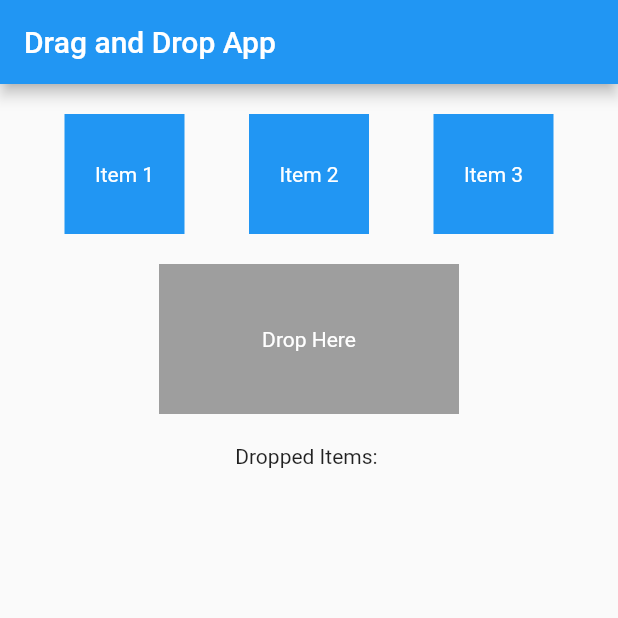
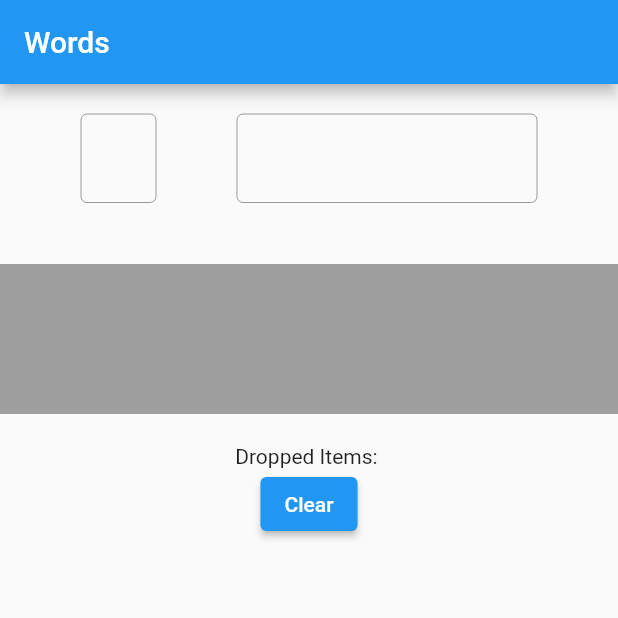
Before and after one commit to qdongatuw/words, a Flutter app: the screen it shows after launch, on a phone screen of 412 x 824 dp, the top half of it. Run offline on Flutter 3.47's test engine with Material 2 defaults, Android fonts, the phone set to English and light mode, and no system bars.

Commit message:
Update main.dart

```diff
--- a/words/lib/main.dart
+++ b/words/lib/main.dart
@@ -13,6 +13,7 @@ class MyApp extends StatelessWidget {
   }
 }
 
+
 class DragAndDropApp extends StatefulWidget {
   @override
   _DragAndDropAppState createState() => _DragAndDropAppState();
@@ -21,61 +22,73 @@ class DragAndDropApp extends StatefulWidget {
 class _DragAndDropAppState extends State<DragAndDropApp> {
   List<String> draggableItems = ['Item 1', 'Item 2', 'Item 3'];
   List<String> droppedItems = [];
+  List<Widget> rowWidgt = [];
+
+  Container _newEntry(int length, bool editable) {
+    return Container(
+      width: length > 1? 200:50,
+      height: 80,
+      decoration: BoxDecoration(borderRadius: BorderRadius.circular(10)),
+      child: TextField(
+            enabled: editable,
+            maxLength: length,
+            decoration: const InputDecoration(
+              border: OutlineInputBorder(),
+              //hintText: '',
+            )),) ;
+  }
+
+  Container _shadow(int length, bool editable){
+    return Container(
+      width: length > 1? 200:50,
+      height: 80,
+      decoration: BoxDecoration(borderRadius: BorderRadius.circular(10), border: Border.all(style: BorderStyle.solid)),
+      child: const Center(child: Text('')),
+    );
+  }
 
   @override
   Widget build(BuildContext context) {
     return Scaffold(
       appBar: AppBar(
-        title: Text('Drag and Drop App'),
+        title: Text('Words'),
       ),
       body: Column(
         children: [
           SizedBox(height: 20),
           Row(
             mainAxisAlignment: MainAxisAlignment.spaceEvenly,
-            children: draggableItems.map((item) {
-              return Draggable<String>(
-                data: item,
-                child: Container(
-                  width: 80,
-                  height: 80,
-                  color: Colors.blue,
-                  child: Center(child: Text(item, style: TextStyle(color: Colors.white))),
-                ),
-                feedback: Material(
-                  child: Container(
-                    width: 80,
-                    height: 80,
-                    color: Colors.blue.withOpacity(0.7),
-                    child: Center(child: Text(item, style: TextStyle(color: Colors.white))),
-                  ),
-                ),
-              );
-            }).toList(),
+            children: [
+              Draggable<Widget>(data: _newEntry(1, true), feedback: _shadow(1, false), child: _newEntry(1, false)),
+              Draggable<Widget>(data: _newEntry(10, true), feedback: _shadow(10, false), child: _newEntry(10, false)),
+
+            ],
           ),
           SizedBox(height: 20),
-          DragTarget<String>(
+          DragTarget<Widget>(
             builder: (context, candidateData, rejectedData) {
               return Container(
-                width: 200,
+                // width: 200,
                 height: 100,
                 color: Colors.grey,
-                child: Center(
-                  child: Text(
-                    droppedItems.isNotEmpty ? droppedItems.last : 'Drop Here',
-                    style: TextStyle(color: Colors.white),
-                  ),
+                child: Row(
+                  children: rowWidgt,
                 ),
               );
             },
             onAccept: (item) {
               setState(() {
-                droppedItems.add(item);
+                // droppedItems.add(item);
+                //item.
+                rowWidgt.add(item);
               });
             },
           ),
           SizedBox(height: 20),
           Text('Dropped Items: ${droppedItems.join(", ")}'),
+          ElevatedButton(onPressed: (){setState(() {
+            rowWidgt.clear();
+          });}, child: const Text('Clear'))
         ],
       ),
     );
```
